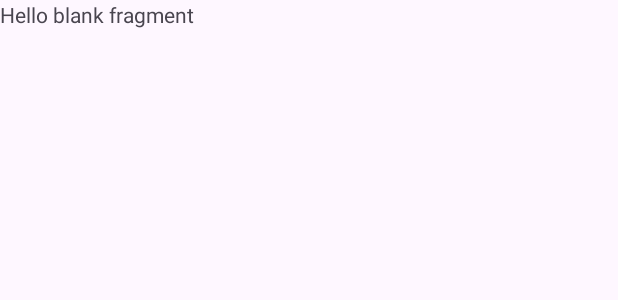
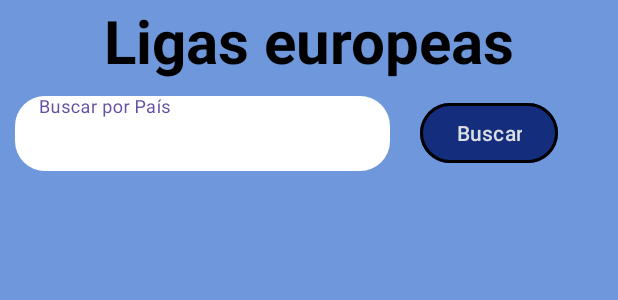
Before and after one commit to ExampleToFollow/IOT_LAB4_20213704, an Android app: the layout fragment_lista.xml on its own in the app's theme, with its tools: preview values and no code run, on a phone screen of 412 x 824 dp. Shown: the top 300 px of the screen. Run offline under Robolectric (Android 15) with nearby library versions, the phone set to English and light mode, and no system bars.

Commit message:
Tema  visual

```diff
--- /dev/null
+++ b/app/src/main/res/drawable/ola.xml
@@ -0,0 +1,5 @@
+<?xml version="1.0" encoding="utf-8"?>
+<shape xmlns:android="http://schemas.android.com/apk/res/android">
+    <solid android:color="@color/white"/>
+    <corners android:radius="20dp"/>
+</shape>
--- a/app/src/main/res/layout/fragment_lista.xml
+++ b/app/src/main/res/layout/fragment_lista.xml
@@ -1,14 +1,71 @@
 <?xml version="1.0" encoding="utf-8"?>
-<FrameLayout xmlns:android="http://schemas.android.com/apk/res/android"
+<androidx.constraintlayout.widget.ConstraintLayout xmlns:android="http://schemas.android.com/apk/res/android"
+    xmlns:app="http://schemas.android.com/apk/res-auto"
     xmlns:tools="http://schemas.android.com/tools"
+    android:id="@+id/frameLayout"
     android:layout_width="match_parent"
     android:layout_height="match_parent"
     tools:context=".ListaFragment">
+   <LinearLayout
+       android:background="#6F97DB"
+       android:orientation="vertical"
+       android:layout_width="match_parent"
+       android:layout_height="match_parent">
 
-    <!-- TODO: Update blank fragment layout -->
-    <TextView
-        android:layout_width="match_parent"
-        android:layout_height="match_parent"
-        android:text="@string/hello_blank_fragment" />
+       <TextView
+           android:text="Ligas europeas"
+           android:textColor="@color/black"
+           android:textStyle="bold"
+           android:textSize="40sp"
+           android:layout_gravity="center_horizontal"
+           android:layout_width="wrap_content"
+           android:layout_height="wrap_content"/>
+       <LinearLayout
+            android:orientation="horizontal"
+            android:layout_width="match_parent"
+            android:layout_height="70sp">
 
-</FrameLayout>
+            <com.google.android.material.textfield.TextInputLayout
+                android:layout_width="250sp"
+                android:layout_height="wrap_content"
+                app:boxBackgroundMode="outline"
+                app:boxCornerRadiusTopStart="25dp"
+                app:boxCornerRadiusTopEnd="25dp"
+                app:boxCornerRadiusBottomStart="25dp"
+                app:boxCornerRadiusBottomEnd="25dp"
+                app:boxStrokeWidth="2dp"
+                android:background="@drawable/ola"
+                android:layout_margin="10dp">
+
+                <com.google.android.material.textfield.TextInputEditText
+                    android:layout_gravity="center_vertical"
+                    android:id="@+id/editText"
+                    android:layout_width="match_parent"
+                    android:layout_height="wrap_content"
+                    android:hint="Buscar por País"
+
+                    android:background="@android:color/transparent" />
+            </com.google.android.material.textfield.TextInputLayout>
+
+            <com.google.android.material.button.MaterialButton
+                android:layout_marginStart="10sp"
+                android:layout_gravity="center_vertical"
+                android:layout_width="wrap_content"
+                android:layout_height="wrap_content"
+                android:text="Buscar"
+                android:textColor="#DBDEE2"
+                app:backgroundTint="#142D7C"
+                app:strokeColor="@color/black"
+                app:strokeWidth="2dp"
+                app:cornerRadius="50dp"
+                android:layout_marginEnd="10dp"
+                android:onClick="buscarLigas"/>
+
+        </LinearLayout>
+        <androidx.recyclerview.widget.RecyclerView
+            android:orientation="vertical"
+            android:id="@+id/recyclerLista"
+            android:layout_width="match_parent"
+            android:layout_height="500sp"/>
+   </LinearLayout>
+</androidx.constraintlayout.widget.ConstraintLayout>
```
Also changed, not shown: app/src/main/res/layout/fragment_posiciones.xml (+12 -5 lines), app/src/main/res/layout/fragment_resultados.xml (+12 -5 lines).
